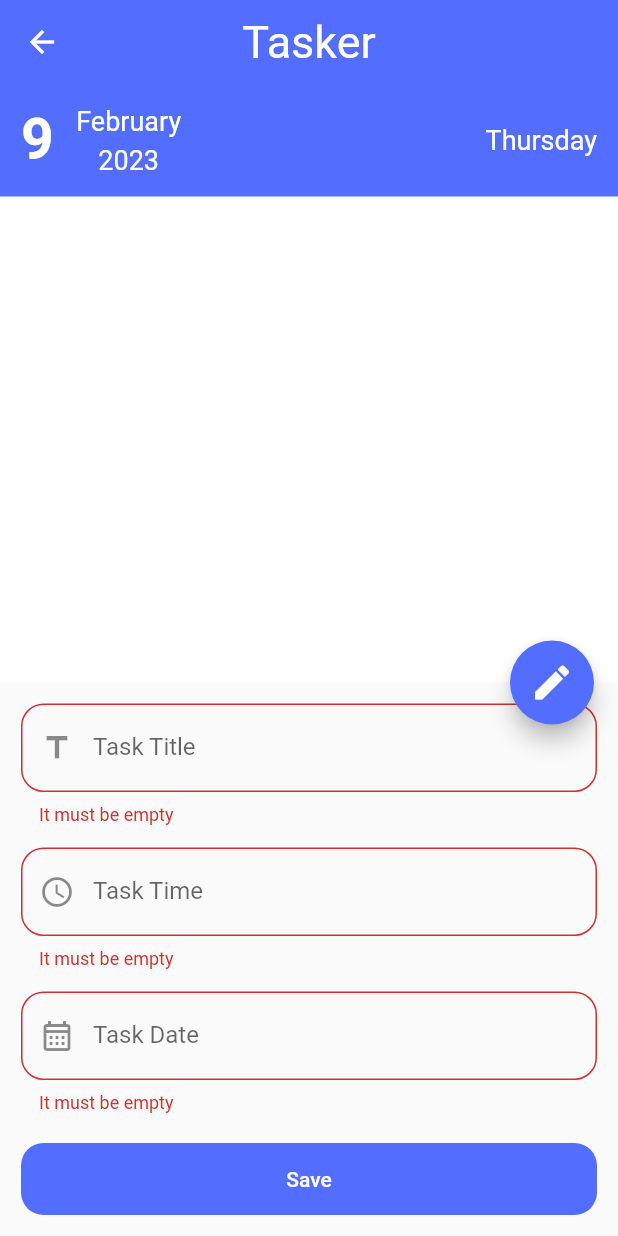
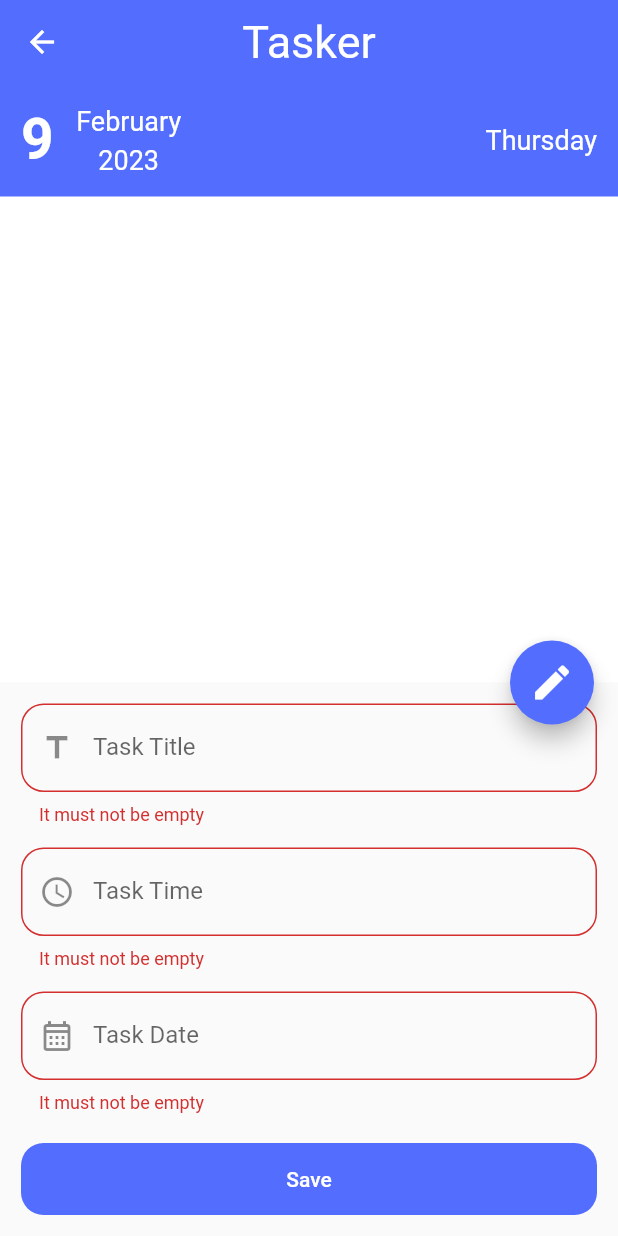
Before and after one commit to mahmoudatta80/todo_app, a Flutter app: the screen it shows after launch, after a tap on the "add" icon, after a tap on "Save", on a phone screen of 412 x 824 dp. Run offline on Flutter 3.47's test engine with Material 2 defaults, Android fonts, the phone set to English and light mode, and no system bars; our stand-ins replace sqflite; missing offline and left inert: date_time_format; accounts and stored records are empty.

```diff
--- a/lib/home_screen.dart
+++ b/lib/home_screen.dart
@@ -299,7 +299,7 @@ class _HomeScreenState extends State<HomeScreen> {
                             validator: (value) {
                               if(value!.isEmpty)
                               {
-                                return 'It must be empty';
+                                return 'It must not be empty';
                               }else
                               {
                                 return null;
@@ -326,7 +326,7 @@ class _HomeScreenState extends State<HomeScreen> {
                             validator: (value) {
                               if(value!.isEmpty)
                               {
-                                return 'It must be empty';
+                                return 'It must not be empty';
                               }else
                               {
                                 return null;
@@ -363,7 +363,7 @@ class _HomeScreenState extends State<HomeScreen> {
                               validator: (value) {
                                 if(value!.isEmpty)
                                 {
-                                  return 'It must be empty';
+                                  return 'It must not be empty';
                                 }else
                                 {
                                   return null;
```
